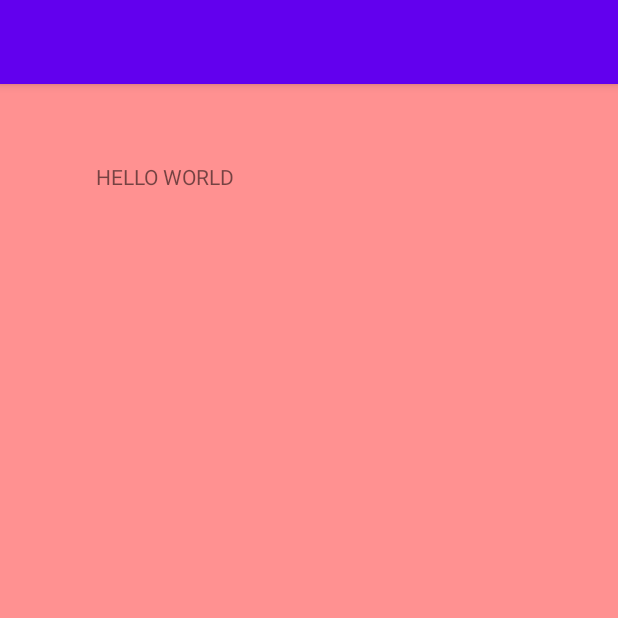
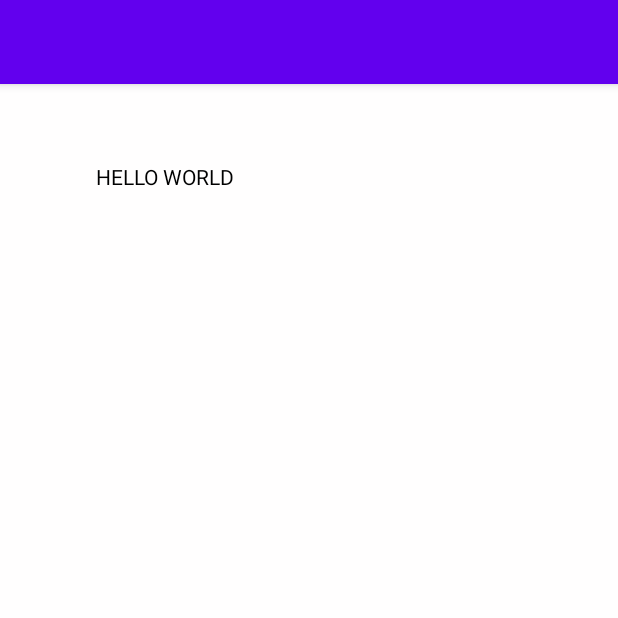
Before and after one commit to thanhtungdo2003/VLXBook, an Android app: the screen it shows after launch (MainActivity), on a phone screen of 412 x 824 dp, the top half of it. Run offline under Robolectric (Android 15) with nearby library versions, the phone set to English and light mode, and no system bars.

Commit message:
create_project

```diff
--- a/app/src/main/res/layout/activity_main.xml
+++ b/app/src/main/res/layout/activity_main.xml
@@ -5,7 +5,7 @@
     android:id="@+id/main"
     android:layout_width="match_parent"
     android:layout_height="match_parent"
-    android:background="#FF9191"
+    android:background="#FFFEFE"
     tools:context=".MainActivity">
 
     <TextView
@@ -13,6 +13,7 @@
         android:layout_height="100dp"
         android:layout_marginStart="64dp"
         android:layout_marginTop="52dp"
+        android:textColor="@color/black"
         android:text="HELLO WORLD"
         app:layout_constraintStart_toStartOf="parent"
         app:layout_constraintTop_toTopOf="parent" />
```
Also changed, not shown: 8 other files.
